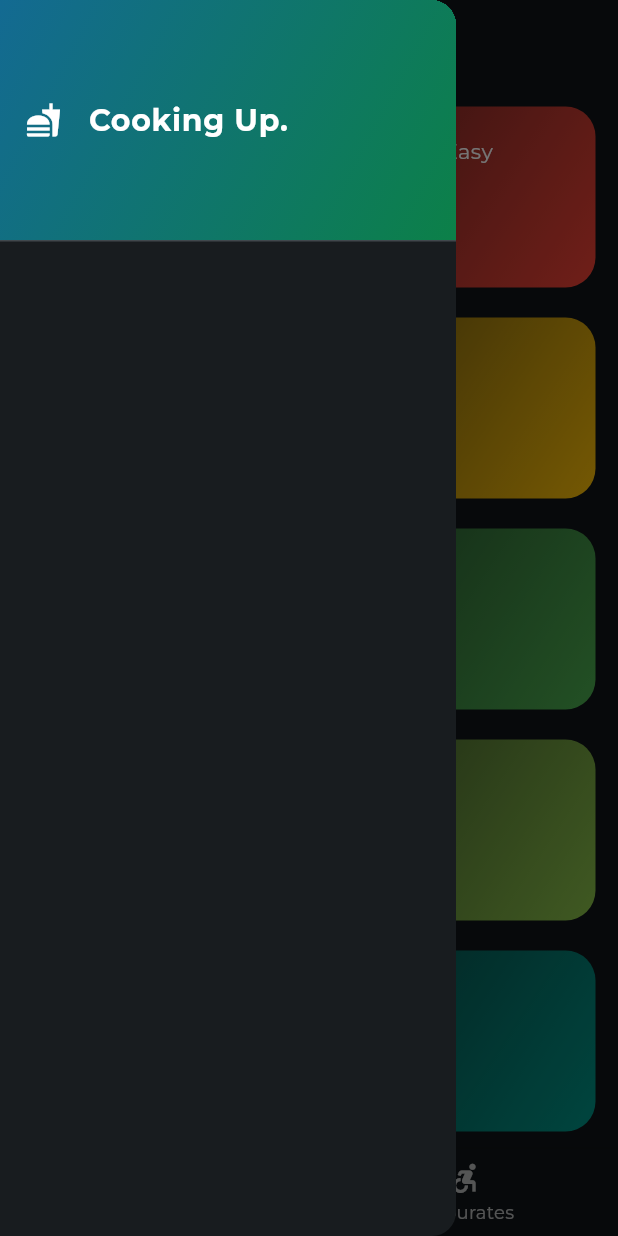
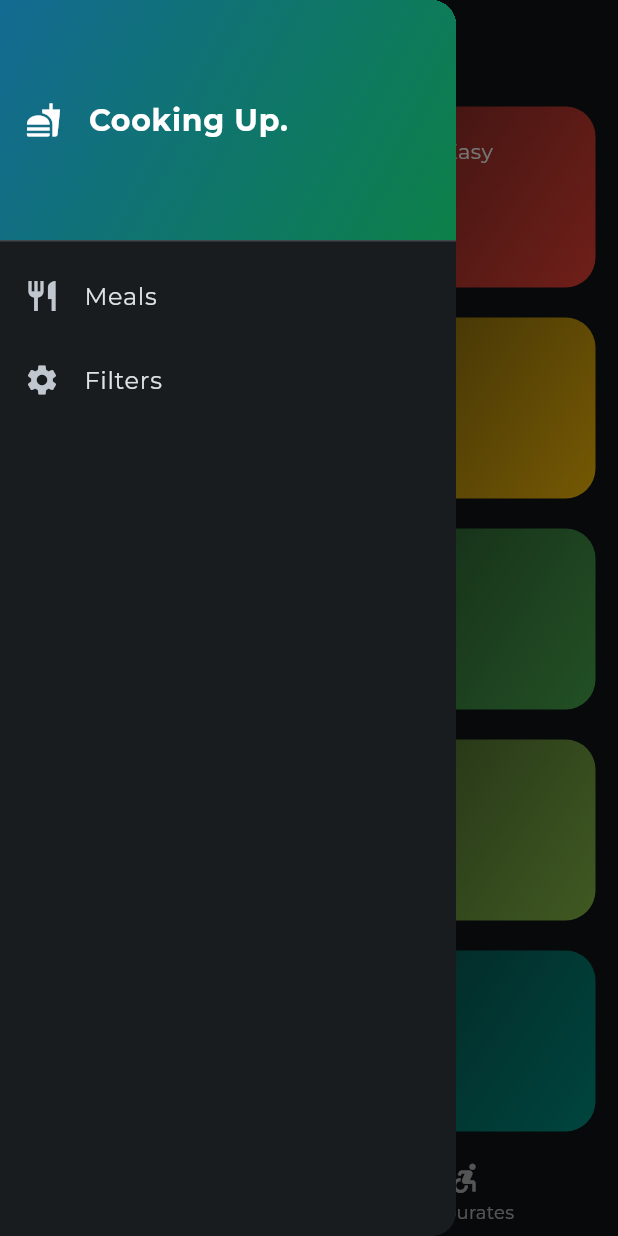
Before and after one commit to ghshivamkashyap/meals_menu, a Flutter app: the screen it shows after launch, with the side drawer open, on a phone screen of 412 x 824 dp. Run offline on Flutter 3.47's test engine with Material 3 defaults, Android fonts, the phone set to English and light mode, and no system bars; our stand-ins replace google_fonts, transparent_image.

Commit message:
added side drawer

```diff
--- a/lib/screens/tabs.dart
+++ b/lib/screens/tabs.dart
@@ -28,6 +28,15 @@ class _TabsState extends State<Tabs> {
     }
   }
 
+  void _setScreen(String s) {
+    if (s == 'filters') {
+      print('filters');
+    } else {
+      Navigator.of(context).pop();
+      print('meals');
+    }
+  }
+
   int _currState = 0;
   @override
   Widget build(BuildContext context) {
@@ -48,7 +57,9 @@ class _TabsState extends State<Tabs> {
       appBar: AppBar(
         title: pageTitle,
       ),
-      drawer: CustomDrawer(),
+      drawer: CustomDrawer(
+        onDrawerTap: _setScreen,
+      ),
       body: activePage,
       bottomNavigationBar: BottomNavigationBar(
         currentIndex: _currState,
--- a/lib/widgets/custom_drawer.dart
+++ b/lib/widgets/custom_drawer.dart
@@ -1,12 +1,16 @@
 import 'package:flutter/material.dart';
 
 class CustomDrawer extends StatelessWidget {
+  const CustomDrawer({super.key, required this.onDrawerTap});
+
+  final void Function(String s) onDrawerTap;
+
   @override
   Widget build(BuildContext context) {
-    return const Drawer(
+    return Drawer(
       child: Column(
         children: [
-          DrawerHeader(
+          const DrawerHeader(
             decoration: BoxDecoration(
               gradient: LinearGradient(colors: [
                 Color.fromARGB(255, 19, 106, 146),
@@ -26,9 +30,23 @@ class CustomDrawer extends StatelessWidget {
                       fontSize: 20,
                       fontWeight: FontWeight.bold,
                       color: Colors.white),
-                )
+                ),
               ],
             ),
+          ),
+          ListTile(
+            onTap: () {
+              onDrawerTap('meals');
+            },
+            leading: const Icon(Icons.restaurant),
+            title: const Text('Meals'),
+          ),
+          ListTile(
+            onTap: () {
+              onDrawerTap('filters');
+            },
+            leading: const Icon(Icons.settings),
+            title: const Text('Filters'),
           )
         ],
       ),
```
